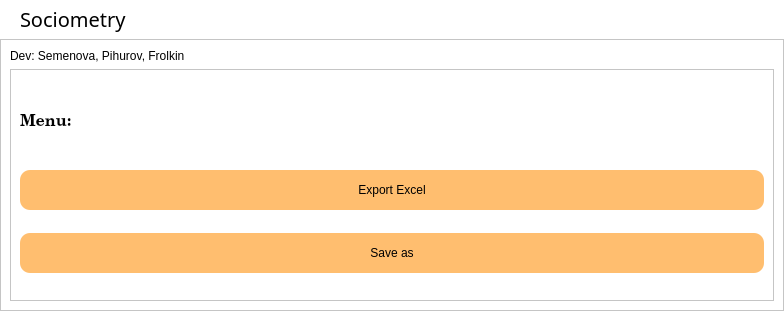
The window that gui/template/footerMenu.ui (moter1026/create_pptx_from_exel) describes before a commit, drawn with Qt 5.
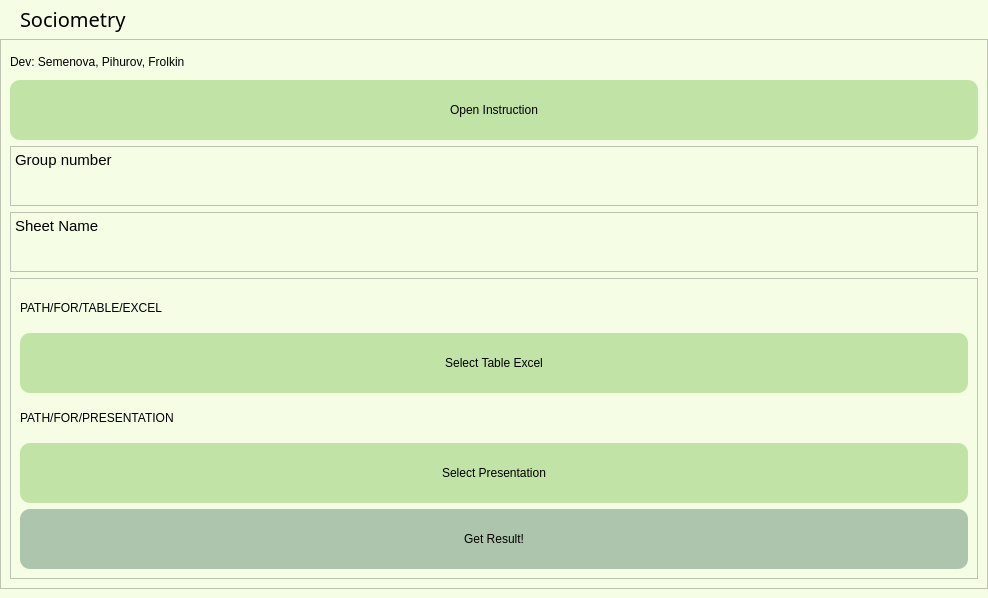
The same window after the commit. Icons and pictures are not drawn.

Commit message: fix: new design and buttons for menu template

```diff
--- a/gui/template/footerMenu.ui
+++ b/gui/template/footerMenu.ui
@@ -6,8 +6,8 @@
    <rect>
     <x>0</x>
     <y>0</y>
-    <width>784</width>
-    <height>320</height>
+    <width>988</width>
+    <height>598</height>
    </rect>
   </property>
   <property name="font">
@@ -24,6 +24,9 @@
     <normaloff>../icons/label5.png</normaloff>../icons/label5.png</iconset>
   </property>
   <widget class="QWidget" name="footerMenu_central">
+   <property name="styleSheet">
+    <string notr="true">background-color: rgb(245, 253, 229);</string>
+   </property>
    <layout class="QVBoxLayout" name="verticalLayout">
     <property name="spacing">
      <number>0</number>
@@ -43,7 +46,7 @@
     <item>
      <widget class="QFrame" name="footerMenu_content">
       <property name="styleSheet">
-       <string notr="true">background-color: rgb(255, 255, 255);</string>
+       <string notr="true">background-color: rgb(245, 253, 229);</string>
       </property>
       <property name="frameShape">
        <enum>QFrame::NoFrame</enum>
@@ -236,11 +239,74 @@
          <layout class="QVBoxLayout" name="verticalLayout_5">
           <item>
            <widget class="QLabel" name="Developers">
+            <property name="maximumSize">
+             <size>
+              <width>16777215</width>
+              <height>25</height>
+             </size>
+            </property>
             <property name="text">
              <string>Dev: Semenova, Pihurov, Frolkin</string>
             </property>
            </widget>
           </item>
+          <item>
+           <widget class="QPushButton" name="OpenInstruction">
+            <property name="minimumSize">
+             <size>
+              <width>0</width>
+              <height>60</height>
+             </size>
+            </property>
+            <property name="maximumSize">
+             <size>
+              <width>16777215</width>
+              <height>16777215</height>
+             </size>
+            </property>
+            <property name="styleSheet">
+             <string notr="true">background-color: rgb(193, 227, 166);</string>
+            </property>
+            <property name="text">
+             <string>Open Instruction</string>
+            </property>
+           </widget>
+          </item>
+          <item>
+           <widget class="QTextBrowser" name="textBrowser">
+            <property name="maximumSize">
+             <size>
+              <width>16777215</width>
+              <height>60</height>
+             </size>
+            </property>
+            <property name="html">
+             <string>&lt;!DOCTYPE HTML PUBLIC &quot;-//W3C//DTD HTML 4.0//EN&quot; &quot;http://www.w3.org/TR/REC-html40/strict.dtd&quot;&gt;
+&lt;html&gt;&lt;head&gt;&lt;meta name=&quot;qrichtext&quot; content=&quot;1&quot; /&gt;&lt;style type=&quot;text/css&quot;&gt;
+p, li { white-space: pre-wrap; }
+&lt;/style&gt;&lt;/head&gt;&lt;body style=&quot; font-family:'Ubuntu'; font-size:11pt; font-weight:400; font-style:normal;&quot;&gt;
+&lt;p style=&quot; margin-top:0px; margin-bottom:0px; margin-left:0px; margin-right:0px; -qt-block-indent:0; text-indent:0px;&quot;&gt;Group number&lt;/p&gt;
+&lt;p style=&quot;-qt-paragraph-type:empty; margin-top:0px; margin-bottom:0px; margin-left:0px; margin-right:0px; -qt-block-indent:0; text-indent:0px;&quot;&gt;&lt;br /&gt;&lt;/p&gt;&lt;/body&gt;&lt;/html&gt;</string>
+            </property>
+           </widget>
+          </item>
+          <item>
+           <widget class="QTextBrowser" name="InputNameSheet">
+            <property name="maximumSize">
+             <size>
+              <width>16777215</width>
+              <height>60</height>
+             </size>
+            </property>
+            <property name="html">
+             <string>&lt;!DOCTYPE HTML PUBLIC &quot;-//W3C//DTD HTML 4.0//EN&quot; &quot;http://www.w3.org/TR/REC-html40/strict.dtd&quot;&gt;
+&lt;html&gt;&lt;head&gt;&lt;meta name=&quot;qrichtext&quot; content=&quot;1&quot; /&gt;&lt;style type=&quot;text/css&quot;&gt;
+p, li { white-space: pre-wrap; }
+&lt;/style&gt;&lt;/head&gt;&lt;body style=&quot; font-family:'Ubuntu'; font-size:11pt; font-weight:400; font-style:normal;&quot;&gt;
+&lt;p style=&quot; margin-top:0px; margin-bottom:0px; margin-left:0px; margin-right:0px; -qt-block-indent:0; text-indent:0px;&quot;&gt;Sheet Name&lt;/p&gt;&lt;/body&gt;&lt;/html&gt;</string>
+            </property>
+           </widget>
+          </item>
           <item>
            <widget class="QFrame" name="DescryptorsFrame">
             <property name="layoutDirection">
@@ -261,37 +327,49 @@
             <property name="midLineWidth">
              <number>0</number>
             </property>
-            <layout class="QVBoxLayout" name="verticalLayout_4" stretch="0,30,30">
-             <property name="spacing">
-              <number>5</number>
-             </property>
+            <layout class="QVBoxLayout" name="verticalLayout_2">
              <item>
-              <widget class="QLabel" name="NameMenu">
+              <widget class="QLabel" name="PathForTableExcel">
+               <property name="text">
+                <string>PATH/FOR/TABLE/EXCEL</string>
+               </property>
+              </widget>
+             </item>
+             <item>
+              <widget class="QPushButton" name="SelectPresentation">
+               <property name="minimumSize">
+                <size>
+                 <width>0</width>
+                 <height>60</height>
+                </size>
+               </property>
                <property name="maximumSize">
                 <size>
                  <width>16777215</width>
-                 <height>50</height>
+                 <height>16777215</height>
                 </size>
                </property>
-               <property name="font">
-                <font>
-                 <family>C059</family>
-                 <pointsize>12</pointsize>
-                 <weight>75</weight>
-                 <bold>true</bold>
-                </font>
+               <property name="styleSheet">
+                <string notr="true">background-color: rgb(193, 227, 166);</string>
                </property>
                <property name="text">
-                <string>Menu:</string>
+                <string>Select Table Excel</string>
                </property>
               </widget>
              </item>
              <item>
-              <widget class="QPushButton" name="PathForExcel">
+              <widget class="QLabel" name="SelectPresentationForInsert">
+               <property name="text">
+                <string>PATH/FOR/PRESENTATION</string>
+               </property>
+              </widget>
+             </item>
+             <item>
+              <widget class="QPushButton" name="SelectTableExcel">
                <property name="minimumSize">
                 <size>
                  <width>0</width>
-                 <height>40</height>
+                 <height>60</height>
                 </size>
                </property>
                <property name="maximumSize">
@@ -300,8 +378,11 @@
                  <height>16777215</height>
                 </size>
                </property>
+               <property name="styleSheet">
+                <string notr="true">background-color: rgb(193, 227, 166);</string>
+               </property>
                <property name="text">
-                <string>Export Excel</string>
+                <string>Select Presentation</string>
                </property>
               </widget>
              </item>
@@ -310,7 +391,7 @@
                <property name="minimumSize">
                 <size>
                  <width>0</width>
-                 <height>40</height>
+                 <height>60</height>
                 </size>
                </property>
                <property name="maximumSize">
@@ -319,8 +400,12 @@
                  <height>16777215</height>
                 </size>
                </property>
+               <property name="styleSheet">
+                <string notr="true">color: rgb(0, 0, 0);
+background-color: rgb(173, 197, 173)</string>
+               </property>
                <property name="text">
-                <string>Save as</string>
+                <string>Get Result!</string>
                </property>
               </widget>
              </item>
```
Left out of the diff: 2 changed lines with no effect on the pictures.
